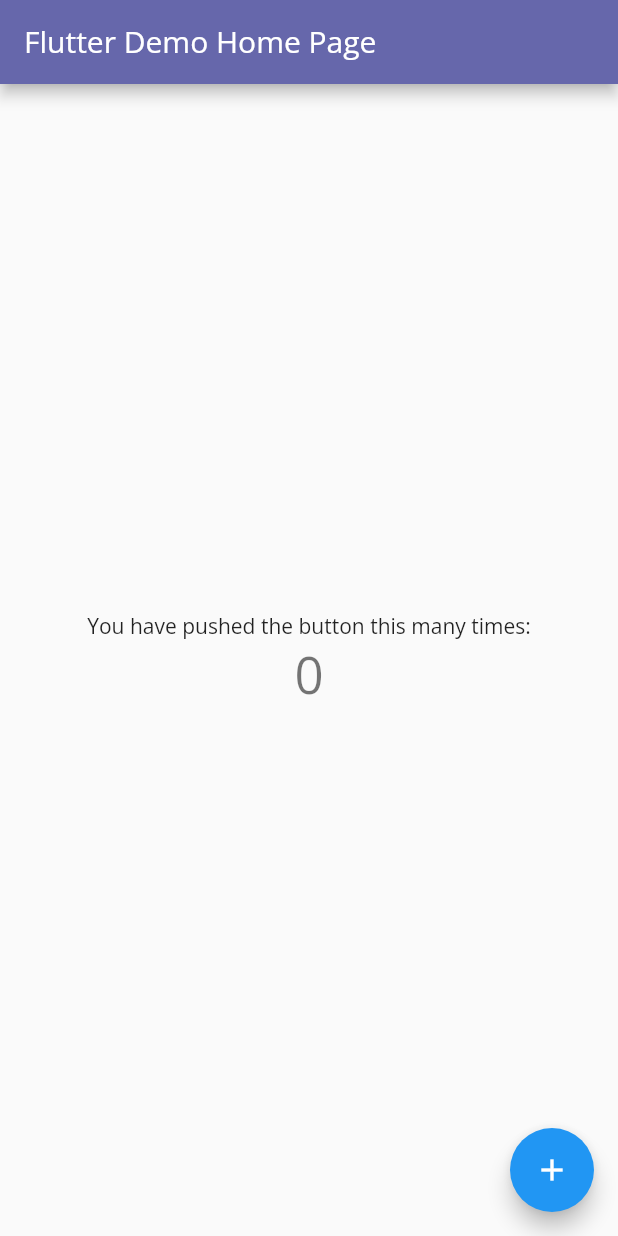
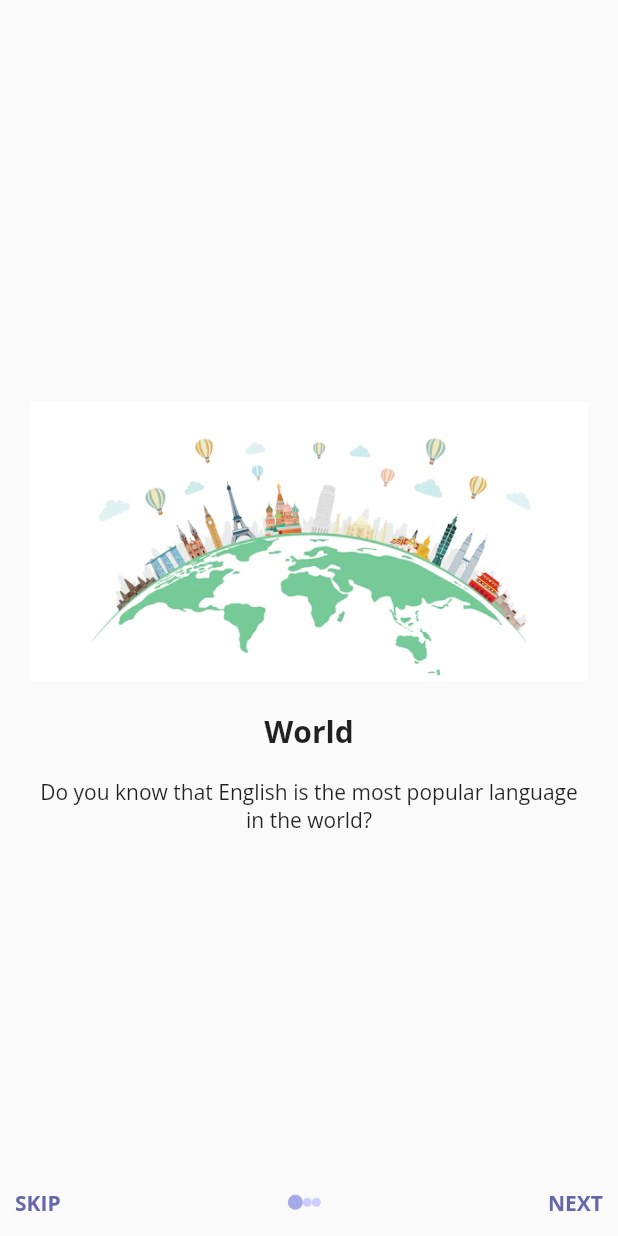
Before and after one commit to NguyenVoDucThang/Learning_English_Flutter_App, a Flutter app: the screen it shows after launch, on a phone screen of 412 x 824 dp. Run offline on Flutter 3.47's test engine with Material 2 defaults, Android fonts, the phone set to English and light mode, and no system bars.

Commit message:
Add on boarding screen

```diff
--- a/lib/main.dart
+++ b/lib/main.dart
@@ -1,4 +1,6 @@
 import 'package:flutter/material.dart';
+
+import 'models/on_boarding_screen/screens/on_boarding_screen.dart';
 
 void main() {
   runApp(const MyApp());
@@ -20,54 +22,16 @@
           bodyText1: TextStyle(fontSize: 14.0, fontFamily: 'OpenSans'),
         ),
       ),
-      home: const MyHomePage(title: 'Flutter Demo Home Page'),
+      home: const MyHomePage(),
     );
   }
 }
 
-class MyHomePage extends StatefulWidget {
-  const MyHomePage({Key? key, required this.title}) : super(key: key);
-  final String title;
-
-  @override
-  State<MyHomePage> createState() => _MyHomePageState();
-}
-
-class _MyHomePageState extends State<MyHomePage> {
-  int _counter = 0;
-
-  void _incrementCounter() {
-    setState(() {
-      _counter++;
-    });
-  }
+class MyHomePage extends StatelessWidget {
+  const MyHomePage({Key? key}) : super(key: key);
 
   @override
   Widget build(BuildContext context) {
-    return Scaffold(
-      appBar: AppBar(
-        backgroundColor: Theme.of(context).primaryColor,
-        title: Text(widget.title),
-      ),
-      body: Center(
-        child: Column(
-          mainAxisAlignment: MainAxisAlignment.center,
-          children: <Widget>[
-            const Text(
-              'You have pushed the button this many times:',
-            ),
-            Text(
-              '$_counter',
-              style: Theme.of(context).textTheme.headline4,
-            ),
-          ],
-        ),
-      ),
-      floatingActionButton: FloatingActionButton(
-        onPressed: _incrementCounter,
-        tooltip: 'Increment',
-        child: const Icon(Icons.add),
-      ),
-    );
+    return const OnBoardingScreen();
   }
 }
--- /dev/null
+++ b/lib/models/on_boarding_screen/data/slide_model.dart
@@ -0,0 +1,56 @@
+class SlideModel {
+  String imageAssetPath;
+  String title;
+  String description;
+
+  SlideModel({
+    required this.imageAssetPath,
+    required this.title,
+    required this.description,
+  });
+
+  void setImageAssetPath(String imageAssetPath) {
+    imageAssetPath = this.imageAssetPath;
+  }
+
+  void setTitle(String title) {
+    title = this.title;
+  }
+
+  void setDescription(String description) {
+    description = this.description;
+  }
+
+  String getImageAssetPath() {
+    return imageAssetPath;
+  }
+
+  String getTitle() {
+    return title;
+  }
+
+  String getDescription() {
+    return description;
+  }
+}
+
+List<SlideModel> getSlides() {
+  List<SlideModel> slides = [
+    SlideModel(
+        title: 'World',
+        description:
+            'Do you know that English is the most popular language in the world?',
+        imageAssetPath: 'assets/images/world.png'),
+    SlideModel(
+        title: 'Learn',
+        description:
+            'Our application will help you learn English in an uncomplicated way',
+        imageAssetPath: 'assets/images/learning.png'),
+    SlideModel(
+        title: 'Start',
+        description: 'Even the greatest was once a beginner.\n Don\'t be afraid to take that first step.',
+        imageAssetPath: 'assets/images/start.png'),
+  ];
+
+  return slides;
+}
--- /dev/null
+++ b/lib/models/on_boarding_screen/screens/on_boarding_screen.dart
@@ -0,0 +1,83 @@
+import 'package:flutter/material.dart';
+import 'package:learning_english_flutter_app/models/on_boarding_screen/data/slide_model.dart';
+import 'package:learning_english_flutter_app/models/on_boarding_screen/widgets/bottom_sheet_item.dart';
+import 'package:learning_english_flutter_app/models/on_boarding_screen/widgets/slide_tile.dart';
+
+class OnBoardingScreen extends StatefulWidget {
+  const OnBoardingScreen({Key? key}) : super(key: key);
+
+  @override
+  State<OnBoardingScreen> createState() => _OnBoardingScreenState();
+}
+
+class _OnBoardingScreenState extends State<OnBoardingScreen> {
+  List<SlideModel> slides = [];
+  PageController pageController = PageController(initialPage: 0);
+  int currentIndex = 0;
+
+  @override
+  void initState() {
+    // TODO: implement initState
+    slides = getSlides();
+    super.initState();
+  }
+
+  @override
+  Widget build(BuildContext context) {
+    return Scaffold(
+      body: PageView.builder(
+        controller: pageController,
+        itemCount: slides.length,
+        onPageChanged: (val) {
+          setState(() {
+            currentIndex = val;
+          });
+        },
+        itemBuilder: (context, index) {
+          return SlideTile(
+            title: slides[index].title,
+            description: slides[index].description,
+            imageAssetPath: slides[index].imageAssetPath,
+          );
+        },
+      ),
+      bottomSheet: currentIndex != (slides.length - 1)
+          ? BottomSheetItem(
+              jumpToLastPage: jumpToLastPage,
+              currentIndex: currentIndex,
+              slides: slides,
+              jumpToNextPage: jumpToNextPage,
+            )
+          : Container(
+              height: 45,
+              width: MediaQuery.of(context).size.width,
+              alignment: Alignment.center,
+              color: Theme.of(context).primaryColor,
+              child: const Text(
+                'GET STARTED NOW',
+                style: TextStyle(
+                  color: Colors.white,
+                  fontWeight: FontWeight.w600,
+                  fontSize: 12
+                ),
+              ),
+            ),
+    );
+  }
+
+  void jumpToLastPage() {
+    pageController.animateToPage(
+      slides.length - 1,
+      duration: const Duration(milliseconds: 400),
+      curve: Curves.linear,
+    );
+  }
+
+  void jumpToNextPage() {
+    pageController.animateToPage(
+      currentIndex + 1,
+      duration: const Duration(milliseconds: 500),
+      curve: Curves.linear,
+    );
+  }
+}
--- /dev/null
+++ b/lib/models/on_boarding_screen/widgets/bottom_sheet_item.dart
@@ -0,0 +1,59 @@
+import 'package:flutter/material.dart';
+import 'package:learning_english_flutter_app/models/on_boarding_screen/data/slide_model.dart';
+import 'package:learning_english_flutter_app/models/on_boarding_screen/widgets/page_index_indicator.dart';
+
+class BottomSheetItem extends StatelessWidget {
+  final List<SlideModel> slides;
+  final int currentIndex;
+  final VoidCallback jumpToLastPage;
+  final VoidCallback jumpToNextPage;
+
+  const BottomSheetItem({
+    Key? key,
+    required this.slides,
+    required this.currentIndex,
+    required this.jumpToLastPage,
+    required this.jumpToNextPage,
+  }) : super(key: key);
+
+  @override
+  Widget build(BuildContext context) {
+    return Container(
+      height: 45,
+      padding: const EdgeInsets.symmetric(horizontal: 10),
+      child: Row(
+        mainAxisAlignment: MainAxisAlignment.spaceBetween,
+        children: [
+          GestureDetector(
+            child: Text(
+              'SKIP',
+              style: TextStyle(
+                color: Theme.of(context).primaryColor,
+                fontWeight: FontWeight.w600,
+              ),
+            ),
+            onTap: jumpToLastPage,
+          ),
+          Row(
+            children: [
+              for (int i = 0; i < slides.length; i++)
+                currentIndex == i
+                    ? const PageIndexIndicator(isCurrentPage: true)
+                    : const PageIndexIndicator(isCurrentPage: false),
+            ],
+          ),
+          GestureDetector(
+            child: Text(
+              'NEXT',
+              style: TextStyle(
+                color: Theme.of(context).primaryColor,
+                fontWeight: FontWeight.w600,
+              ),
+            ),
+            onTap: jumpToNextPage,
+          ),
+        ],
+      ),
+    );
+  }
+}
--- /dev/null
+++ b/lib/models/on_boarding_screen/widgets/page_index_indicator.dart
@@ -0,0 +1,24 @@
+import 'package:flutter/material.dart';
+
+class PageIndexIndicator extends StatelessWidget {
+  final bool isCurrentPage;
+
+  const PageIndexIndicator({
+    Key? key,
+    required this.isCurrentPage,
+  }) : super(key: key);
+
+  @override
+  Widget build(BuildContext context) {
+    return Container(
+      padding: const EdgeInsets.symmetric(horizontal: 2.0),
+      height: isCurrentPage ? 10.0 : 6.0,
+      width: isCurrentPage ? 10.0 : 6.0,
+      decoration: BoxDecoration(
+        color: isCurrentPage ? const Color.fromRGBO(167, 167, 236, 1.0) : const Color.fromRGBO(
+            204, 204, 255, 1.0),
+        borderRadius: BorderRadius.circular(12),
+      ),
+    );
+  }
+}
--- /dev/null
+++ b/lib/models/on_boarding_screen/widgets/slide_tile.dart
@@ -0,0 +1,42 @@
+import 'package:flutter/material.dart';
+
+class SlideTile extends StatelessWidget {
+  final String imageAssetPath;
+  final String title;
+  final String description;
+
+  const SlideTile({
+    Key? key,
+    required this.imageAssetPath,
+    required this.title,
+    required this.description,
+  }) : super(key: key);
+
+  @override
+  Widget build(BuildContext context) {
+    return Padding(
+      padding: const EdgeInsets.symmetric(horizontal: 20),
+      child: Column(
+        mainAxisAlignment: MainAxisAlignment.center,
+        children: [
+          Image.asset(imageAssetPath),
+          const SizedBox(height: 20),
+          Text(
+            title,
+            style: const TextStyle(
+              fontSize: 20,
+              fontWeight: FontWeight.w600 ,
+            ),
+          ),
+          const SizedBox(height: 17),
+          Text(description,
+              textAlign: TextAlign.center,
+              style: const TextStyle(
+                fontWeight: FontWeight.w500,
+                fontSize: 14,
+              )),
+        ],
+      ),
+    );
+  }
+}
--- a/pubspec.yaml
+++ b/pubspec.yaml
@@ -58,8 +58,9 @@
   uses-material-design: true
 
   # To add assets to your application, add an assets section, like this:
-  # assets:
-  #   - images/a_dot_burr.jpeg
+  assets:
+   - assets/images/
+
   #   - images/a_dot_ham.jpeg
 
   # An image asset can refer to one or more resolution-specific "variants", see
```
Also changed, not shown: assets/images/learning.png (added), assets/images/start.png (added), assets/images/world.png (added).
